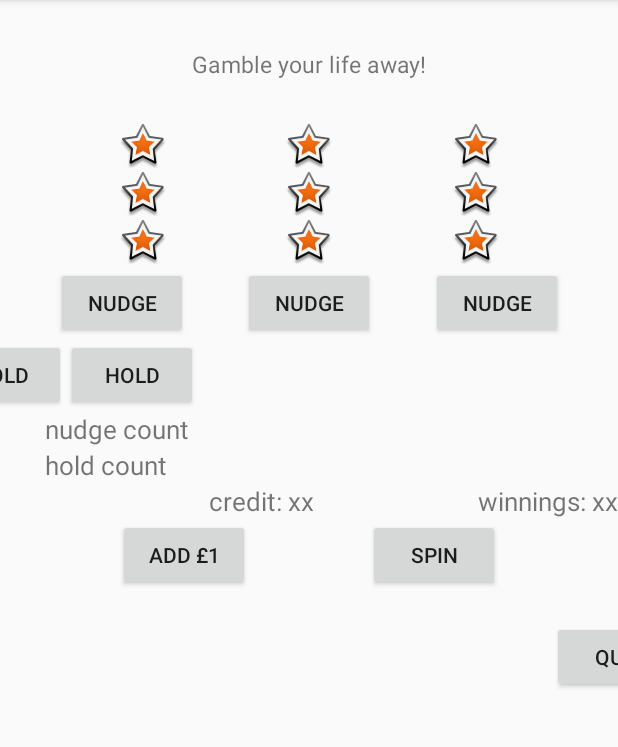
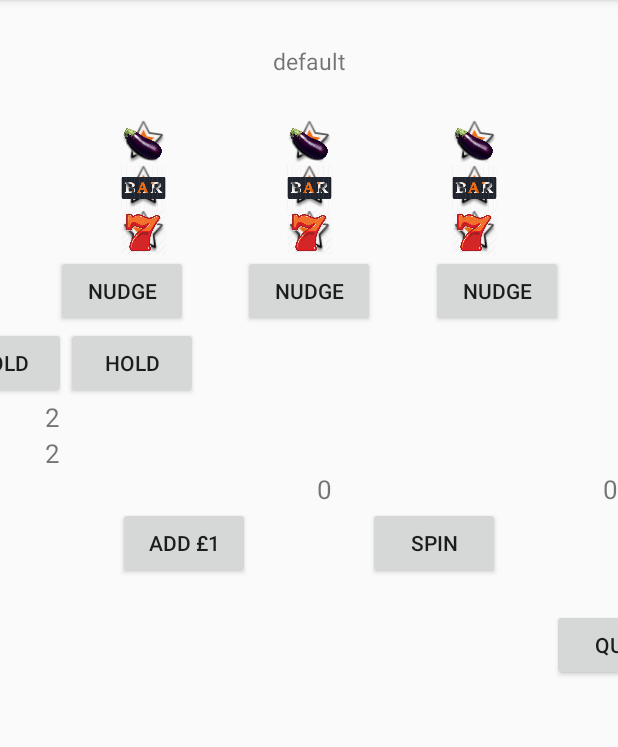
Before and after one commit to StuCorp/Pugmatic, an Android app: the screen it shows after launch (MainActivity), on a phone screen of 412 x 824 dp, the part 84-831 px from its top. Run offline under Robolectric (Android 15) with nearby library versions, the phone set to English and light mode, and no system bars.

Commit message:
got the app displaying on emulator, got some buttons working, created dimensions value resource

```diff
--- a/app/src/main/java/com/example/user/pugmatic/Machine.java
+++ b/app/src/main/java/com/example/user/pugmatic/Machine.java
@@ -24,8 +24,8 @@ public class Machine {
     public Machine(WheelSet wheelSet) {
         this.wheelSet = wheelSet;
         this.wheels = wheelSet.getWheels();
-        this.nudges = 0;
-        this.holds = 0;
+        this.nudges = 2;
+        this.holds = 2;
         this.cashSupply = 15;
         this.userMoney = 0;
         this.payOutTracker = 0;
@@ -102,7 +102,7 @@ public class Machine {
         return cashSupply;
     }
 
-    public int getUserMoney() {
+    public Integer getUserMoney() {
         Integer userMoneyInMachine = new Integer(this.userMoney);
         return userMoneyInMachine;
     }
@@ -113,17 +113,17 @@ public class Machine {
         cashSupply += moneyAdded;
     }
 
-    public int getPayOutTracker() {
+    public Integer getPayOutTracker() {
         Integer payOutAmount = new Integer(payOutTracker);
         return payOutAmount;
     }
 
-    public int getNudges() {
+    public Integer getNudges() {
         Integer nudgesNum = new Integer(nudges);
         return nudgesNum;
     }
 
-    public int getHoldsNum() {
+    public Integer getHoldsNum() {
         Integer holdsNum = new Integer(holds);
         return holdsNum;
     }
--- a/app/src/main/java/com/example/user/pugmatic/MainActivity.java
+++ b/app/src/main/java/com/example/user/pugmatic/MainActivity.java
@@ -2,6 +2,8 @@ package com.example.user.pugmatic;
 
 import android.app.Activity;
 import android.os.Bundle;
+import android.util.Log;
+import android.view.View;
 import android.widget.Button;
 import android.widget.ImageView;
 import android.widget.TextView;
@@ -32,13 +34,31 @@ public class MainActivity extends Activity {
     Button spin;
     Button quit;
 
+    Game game;
+    String textMessage = "default";
+
 
     @Override
     protected void onCreate(Bundle savedInstanceState) {
         super.onCreate(savedInstanceState);
         setContentView(R.layout.activity_main);
 
+
+//game setup
+        Player player = new Player(20);
+        FruitPack fruitPack = new FruitPack();
+        HatPack hatPack = new HatPack();
+        WheelSet wheelSet = new WheelSet(fruitPack, 3);
+        Machine machine = new Machine(wheelSet);
+        Viewer viewer = new Viewer(player, machine);
+        game = new Game(player, machine, viewer);
+
+
+        //fruitmachine text display
         textBar = (TextView) findViewById(R.id.text_bar);
+        textBar.setText(textMessage);
+
+//        drawing fruitmachine wheels
         wheel1RowTop = (ImageView) findViewById(R.id.wheel1_row_top);
         wheel2RowTop = (ImageView) findViewById(R.id.wheel2_row_top);
         wheel3RowTop = (ImageView) findViewById(R.id.wheel3_row_top);
@@ -48,23 +68,72 @@ public class MainActivity extends Activity {
         wheel1RowBot = (ImageView) findViewById(R.id.wheel1_row_bot);
         wheel2RowBot = (ImageView) findViewById(R.id.wheel2_row_bot);
         wheel3RowBot = (ImageView) findViewById(R.id.wheel3_row_bot);
+
+        //nudge and hold buttons
         nudge1 = (Button) findViewById(R.id.nudge1);
         nudge2 = (Button) findViewById(R.id.nudge2);
         nudge3 = (Button) findViewById(R.id.nudge3);
         hold1 = (Button) findViewById(R.id.hold1);
         hold2 = (Button) findViewById(R.id.hold2);
         hold3 = (Button) findViewById(R.id.hold3);
+
         nudgeDisplay = (TextView) findViewById(R.id.nudge_display);
         holdDisplay = (TextView) findViewById(R.id.hold_display);
         winningsDisplay = (TextView) findViewById(R.id.winnings_display);
         creditDisplay = (TextView) findViewById(R.id.credit_display);
+
         addMoney = (Button) findViewById(R.id.add_money_button);
         spin = (Button) findViewById(R.id.spin_button);
         quit = (Button) findViewById(R.id.quit_button);
 
+        refreshDisplay();
+
+//        game.run();
+    }
+
+    public void whenAddMoneyClicked(View view) {
+        Log.d("Pugmatic", "money added");
+        game.addMoney(1);
+        refreshDisplay();
+
+    }
+
+    public void whenSpinClicked(View view) {
+        Log.d("Pugmatic", "spin clikced");
+        if (game.moneyInMachine()) {
+            game.pull();
+            Log.d("Pugmatic", "pull happening");
+            refreshDisplay();
+        }
+    }
+
+    public void whenNudge1Clicked(View view){
+        Log.d("Pugmatic", "nudge1 clikced");
+        if(game.isNudges()){
+            game.doNudge(0);
+            refreshDisplay();
+        }
+    }
+
+        public void refreshDisplay(){
+            wheel1RowTop.setImageResource(game.getWheels().get(0).getLastFruit().getImage());
+            wheel2RowTop.setImageResource(game.getWheels().get(1).getLastFruit().getImage());
+            wheel3RowTop.setImageResource(game.getWheels().get(2).getLastFruit().getImage());
+            wheel1RowMid.setImageResource(game.getWheels().get(0).getCurrentFruit().getImage());
+            wheel2RowMid.setImageResource(game.getWheels().get(1).getCurrentFruit().getImage());
+            wheel3RowMid.setImageResource(game.getWheels().get(2).getCurrentFruit().getImage());
+            wheel1RowBot.setImageResource(game.getWheels().get(0).getNextFruit().getImage());
+            wheel2RowBot.setImageResource(game.getWheels().get(1).getNextFruit().getImage());
+            wheel3RowBot.setImageResource(game.getWheels().get(2).getNextFruit().getImage());
+
+            nudgeDisplay.setText(game.machine.getNudges().toString());
+            holdDisplay.setText(game.machine.getHoldsNum().toString());
+            creditDisplay.setText(game.machine.getUserMoney().toString());
+            winningsDisplay.setText(game.machine.getPayOutTracker().toString());
+
+
+        }
 
 
 
-
-    }
 }
--- a/app/src/main/java/com/example/user/pugmatic/Viewer.java
+++ b/app/src/main/java/com/example/user/pugmatic/Viewer.java
@@ -83,7 +83,7 @@ public class Viewer {
 
     public void pull() {
         System.out.println();
-        System.out.println("Hit enter to pull!");
+        System.out.println("Hit enter to pullRequest!");
     }
 
     public void welcome() {
--- a/app/src/main/res/layout/activity_main.xml
+++ b/app/src/main/res/layout/activity_main.xml
@@ -5,6 +5,7 @@
     android:layout_width="match_parent"
     android:layout_height="match_parent"
     tools:context="com.example.user.pugmatic.MainActivity">
+
 
     <TextView
         android:id="@+id/text_bar"
@@ -24,8 +25,8 @@
 
     <ImageView
         android:id="@+id/wheel1_row_top"
-        android:layout_width="wrap_content"
-        android:layout_height="wrap_content"
+        android:layout_width="@dimen/symbol_size"
+        android:layout_height="@dimen/symbol_size"
         android:background="@android:drawable/star_big_on"
         app:layout_constraintLeft_toLeftOf="parent"
         app:layout_constraintRight_toLeftOf="@+id/wheel2_row_top"
@@ -33,8 +34,8 @@
 
     <ImageView
         android:id="@+id/wheel2_row_top"
-        android:layout_width="wrap_content"
-        android:layout_height="wrap_content"
+        android:layout_width="@dimen/symbol_size"
+        android:layout_height="@dimen/symbol_size"
         android:background="@android:drawable/star_big_on"
         app:layout_constraintLeft_toRightOf="@+id/wheel1_row_top"
         app:layout_constraintRight_toLeftOf="@+id/wheel3_row_top"
@@ -42,8 +43,8 @@
 
     <ImageView
         android:id="@+id/wheel3_row_top"
-        android:layout_width="wrap_content"
-        android:layout_height="wrap_content"
+        android:layout_width="@dimen/symbol_size"
+        android:layout_height="@dimen/symbol_size"
         android:background="@android:drawable/star_big_on"
         app:layout_constraintLeft_toRightOf="@+id/wheel2_row_top"
         app:layout_constraintRight_toRightOf="parent"
@@ -52,8 +53,8 @@
 
     <ImageView
         android:id="@+id/wheel1_row_mid"
-        android:layout_width="wrap_content"
-        android:layout_height="wrap_content"
+        android:layout_width="@dimen/symbol_size"
+        android:layout_height="@dimen/symbol_size"
         android:background="@android:drawable/star_big_on"
         app:layout_constraintLeft_toLeftOf="parent"
         app:layout_constraintRight_toLeftOf="@+id/wheel2_row_mid"
@@ -61,8 +62,8 @@
 
     <ImageView
         android:id="@+id/wheel2_row_mid"
-        android:layout_width="wrap_content"
-        android:layout_height="wrap_content"
+        android:layout_width="@dimen/symbol_size"
+        android:layout_height="@dimen/symbol_size"
         android:background="@android:drawable/star_big_on"
         app:layout_constraintLeft_toRightOf="@+id/wheel1_row_mid"
         app:layout_constraintRight_toLeftOf="@+id/wheel3_row_mid"
@@ -72,8 +73,8 @@
 
     <ImageView
         android:id="@+id/wheel3_row_mid"
-        android:layout_width="wrap_content"
-        android:layout_height="wrap_content"
+        android:layout_width="@dimen/symbol_size"
+        android:layout_height="@dimen/symbol_size"
         android:background="@android:drawable/star_big_on"
         app:layout_constraintLeft_toRightOf="@+id/wheel2_row_mid"
         app:layout_constraintRight_toRightOf="parent"
@@ -83,8 +84,8 @@
 
     <ImageView
         android:id="@+id/wheel1_row_bot"
-        android:layout_width="wrap_content"
-        android:layout_height="wrap_content"
+        android:layout_width="@dimen/symbol_size"
+        android:layout_height="@dimen/symbol_size"
         android:background="@android:drawable/star_big_on"
         app:layout_constraintLeft_toLeftOf="parent"
         app:layout_constraintRight_toLeftOf="@+id/wheel2_row_bot"
@@ -92,8 +93,8 @@
 
     <ImageView
         android:id="@+id/wheel2_row_bot"
-        android:layout_width="wrap_content"
-        android:layout_height="wrap_content"
+        android:layout_width="@dimen/symbol_size"
+        android:layout_height="@dimen/symbol_size"
         android:background="@android:drawable/star_big_on"
         app:layout_constraintLeft_toRightOf="@+id/wheel1_row_bot"
         app:layout_constraintRight_toLeftOf="@+id/wheel3_row_bot"
@@ -103,8 +104,8 @@
 
     <ImageView
         android:id="@+id/wheel3_row_bot"
-        android:layout_width="wrap_content"
-        android:layout_height="wrap_content"
+        android:layout_width="@dimen/symbol_size"
+        android:layout_height="@dimen/symbol_size"
         android:background="@android:drawable/star_big_on"
         app:layout_constraintLeft_toRightOf="@+id/wheel2_row_bot"
         app:layout_constraintRight_toRightOf="parent"
@@ -116,12 +117,12 @@
         android:id="@+id/nudge1"
         android:layout_width="wrap_content"
         android:layout_height="wrap_content"
+        android:onClick="whenNudge1Clicked"
         android:text="nudge"
         app:layout_constraintLeft_toLeftOf="parent"
         app:layout_constraintRight_toLeftOf="@+id/nudge2"
-        app:layout_constraintTop_toBottomOf="@+id/wheel1_row_bot"
 
-        />
+        app:layout_constraintTop_toBottomOf="@+id/wheel1_row_bot" />
     <Button
         android:id="@+id/nudge2"
         android:layout_width="wrap_content"
@@ -227,22 +228,22 @@
         android:id="@+id/add_money_button"
         android:layout_width="wrap_content"
         android:layout_height="wrap_content"
+        android:onClick="whenAddMoneyClicked"
         android:text="Add £1"
         app:layout_constraintLeft_toLeftOf="parent"
         app:layout_constraintRight_toLeftOf="@id/spin_button"
-        app:layout_constraintTop_toBottomOf="@id/credit_display"
-        />
+        app:layout_constraintTop_toBottomOf="@id/credit_display" />
 
 
     <Button
         android:id="@+id/spin_button"
         android:layout_width="wrap_content"
         android:layout_height="wrap_content"
+        android:onClick="whenSpinClicked"
         android:text="spin"
         app:layout_constraintLeft_toRightOf="@id/add_money_button"
         app:layout_constraintRight_toRightOf="parent"
-        app:layout_constraintTop_toBottomOf="@+id/winnings_display"
-        />
+        app:layout_constraintTop_toBottomOf="@+id/winnings_display" />
 
     <Button
         android:id="@+id/quit_button"
--- /dev/null
+++ b/app/src/main/res/values/dimens.xml
@@ -0,0 +1,5 @@
+<?xml version="1.0" encoding="utf-8"?>
+<resources>
+    <dimen name="symbol_size">30dp</dimen>
+
+</resources>
```
Also changed, not shown: app/src/main/java/com/example/user/pugmatic/Game.java (+31 -8 lines).
